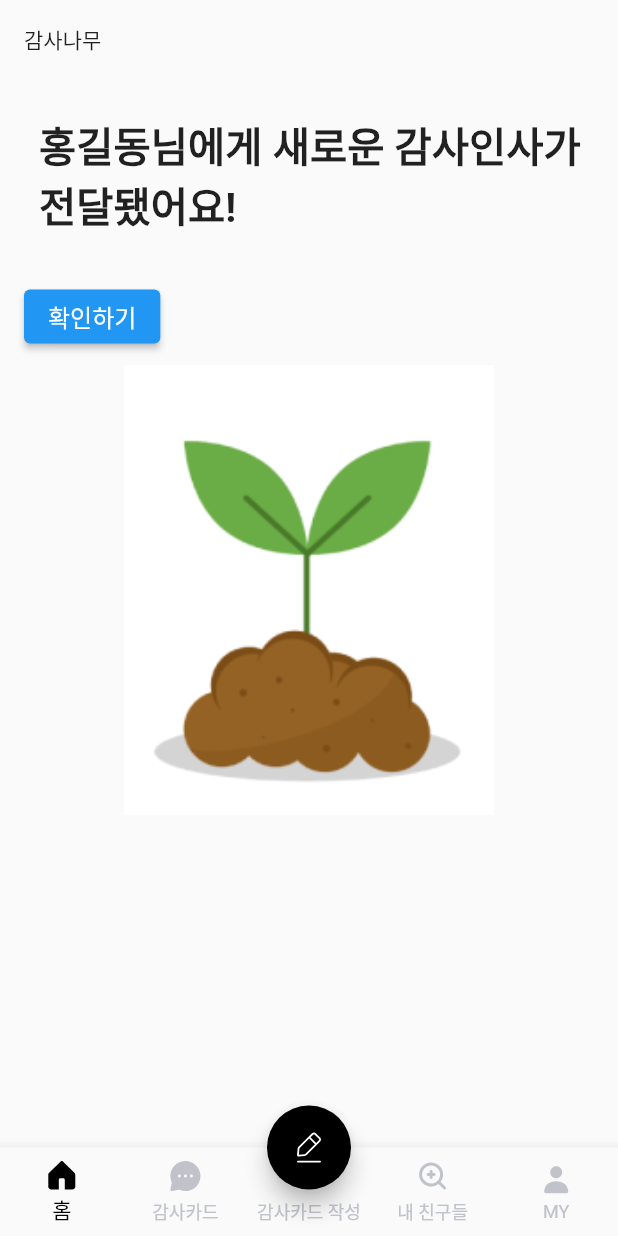
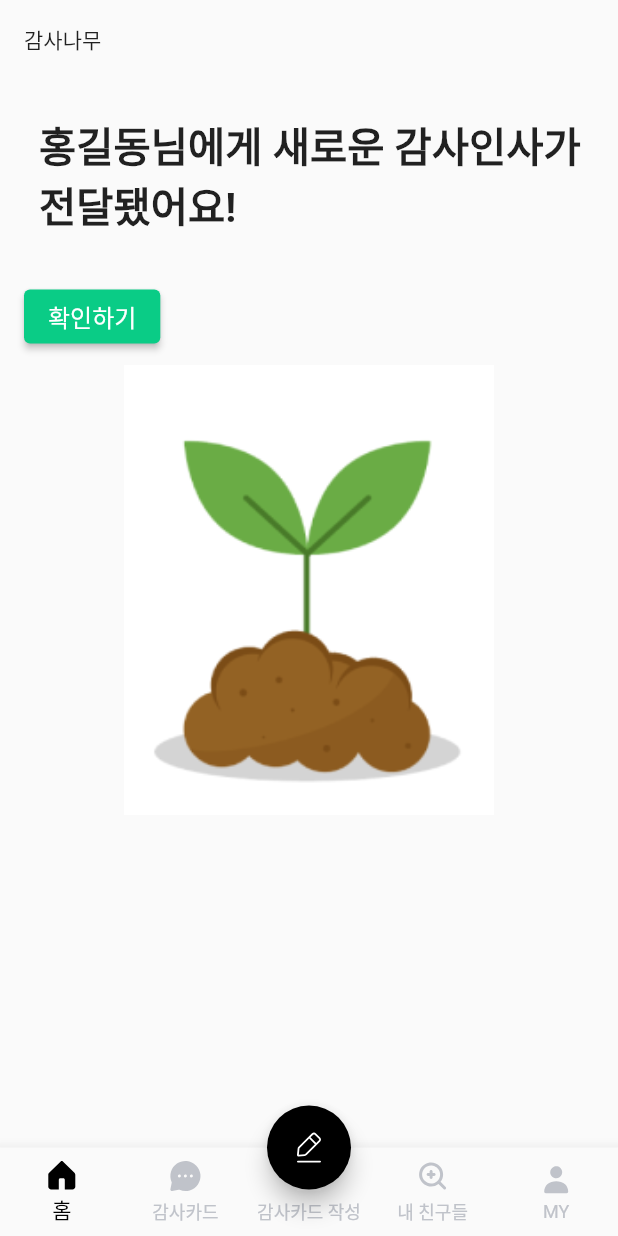
Before and after one commit to okskmk2/fill-my-heart, a Flutter app: the screen it shows after launch, on a phone screen of 412 x 824 dp. Run offline on Flutter 3.47's test engine with Material 2 defaults, Android fonts, the phone set to English and light mode, and no system bars; our stand-ins replace firebase_auth, firebase_core, firebase_storage, flutter_svg; accounts and stored records are empty; Roboto replaces fonts that are missing (SpoqaHanSansNeo).

Commit message:
button color change

```diff
--- a/lib/pages/home_page.dart
+++ b/lib/pages/home_page.dart
@@ -31,6 +31,11 @@ class HomePage extends StatelessWidget {
             ),
             ElevatedButton(
               onPressed: () {},
+              style: ButtonStyle(
+                backgroundColor: MaterialStateProperty.all(
+                  Color(0xff0ACC86),
+                ),
+              ),
               child: Text(
                 '확인하기',
                 style: TextStyle(fontSize: 16),
```
